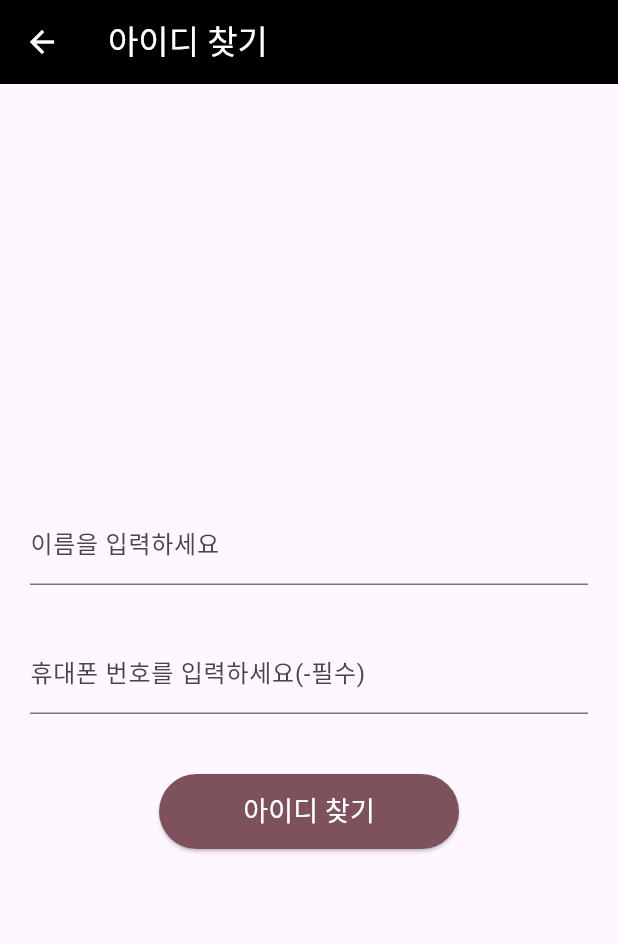
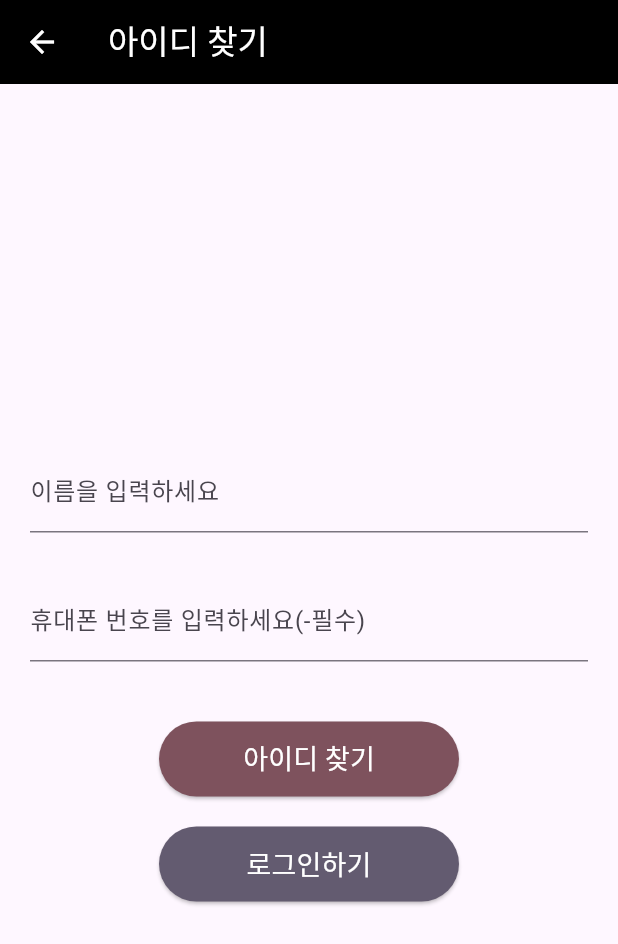
Before and after one commit to shin-na-ra/CRUD_board, a Flutter app: the screen it shows after launch, after a tap on "아이디 찾기", on a phone screen of 412 x 824 dp. Shown: the top 944 px of the screen. Run offline on Flutter 3.47's test engine with Material 3 defaults, Android fonts, the phone set to English and light mode, and no system bars; our stand-ins replace cloud_firestore, firebase_core, get; accounts and stored records are empty.

Commit message:
elebtn함수 매개변수 추가

```diff
--- a/lib/view/login/findid.dart
+++ b/lib/view/login/findid.dart
@@ -67,7 +67,9 @@ class _FindIdPageState extends State<FindIdPage> {
                 ),
             ),
 
-            controller.myEleBtn(Theme.of(context).colorScheme.tertiary, Colors.white, "아이디 찾기", 3, nameController, telnoController),
+            controller.myEleBtn(Theme.of(context).colorScheme.tertiary, Colors.white, "아이디 찾기", 3, nameController, telnoController, null),
+            const SizedBox(height: 20,),
+            controller.myEleBtn(Theme.of(context).colorScheme.secondary, Colors.white, "로그인하기", 4, null, null, null),
           ]
         ),
       ),
--- a/lib/view/login/login.dart
+++ b/lib/view/login/login.dart
@@ -98,9 +98,9 @@ class _LoginPageState extends State<LoginPage> {
 
 
             // Elevated 버튼 영역
-            controller.myEleBtn(Theme.of(context).colorScheme.tertiary, Colors.white, "로그인", 1, idController, pwController),
+            controller.myEleBtn(Theme.of(context).colorScheme.tertiary, Colors.white, "로그인", 1, idController, pwController, null),
             const SizedBox(height: 20,),
-            controller.myEleBtn(Theme.of(context).colorScheme.secondary, Colors.white, "회원가입", 2, null, null),
+            controller.myEleBtn(Theme.of(context).colorScheme.secondary, Colors.white, "회원가입", 2, null, null, null),
 
 
             // textButton 영역
--- a/lib/vm/vm_getx.dart
+++ b/lib/vm/vm_getx.dart
@@ -31,7 +31,7 @@ class VMgetX extends GetxController {
 
 
   // ElevatedButton 함수
-  SizedBox myEleBtn(Color bgColor, Color fontColor, String title, int value, TextEditingController? cont1, TextEditingController? cont2) {
+  SizedBox myEleBtn(Color bgColor, Color fontColor, String title, int value, TextEditingController? cont1, TextEditingController? cont2, TextEditingController? cont3) {
     return SizedBox(
         width: 200,
         height: 50,
@@ -50,7 +50,12 @@ class VMgetX extends GetxController {
             // value == 3일 때, 아이디 찾기
             } else if (value == 3) {
               await findUserId(cont1, cont2);
+
+            //뒤로가기
+            } else if (value == 4) {
+              Get.back();
             }
+
 
           },
           style: ElevatedButton.styleFrom(
@@ -105,16 +110,19 @@ class VMgetX extends GetxController {
     return pwRegex.hasMatch(pw);
   }
 
+  //이름 정규식 체크
   bool validateName(String name) {
     final nameRegex = RegExp(r'^[가-힣]{2,5}$');
     return nameRegex.hasMatch(name);
   }
 
+  // 휴대폰 번호 정규식 체크
   bool validatePhone(String phone) {
     final phoneRegex = RegExp(r'^010[-]?\d{3,4}[-]?\d{4}$');
     return phoneRegex.hasMatch(phone);
   }
 
+  // 로그인 함수
   checkFirebaseInLogin(TextEditingController? idController, TextEditingController? pwController) async {
 
     String id = idController!.text.trim();
@@ -175,6 +183,7 @@ class VMgetX extends GetxController {
   }
 
 
+  // 아이디 찾기 함수
   findUserId(TextEditingController? nameController, TextEditingController? telnoController) async {
 
     String name = nameController!.text.trim();
```
